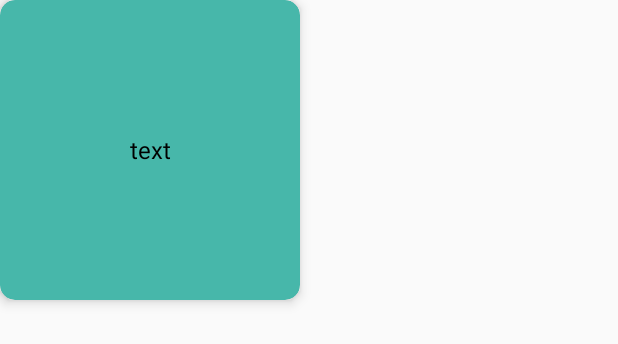
After one commit to zyc2621854/myMenuTest, an Android app: the layout recyclerviewitem2.xml on its own in the app's theme, with its tools: preview values and no code run, on a phone screen of 412 x 824 dp. The commit adds this screen. Shown: the top 344 px of the screen. Run offline under Robolectric (Android 15) with nearby library versions, the phone set to English and light mode, and no system bars.

Commit message:
实现第二个瀑布流界面

```diff
--- a/app/src/main/java/android/kanzz/com/mymenutest/ChooseActivity.java
+++ b/app/src/main/java/android/kanzz/com/mymenutest/ChooseActivity.java
@@ -219,6 +219,11 @@ public class ChooseActivity extends BaseActivity implements View.OnClickListener
                 startActivity(intent7);
                 finish();
                 break;
+            case R.id.activity8:
+                Intent intent8 = new Intent(ChooseActivity.this, Activity8.class);
+                startActivity(intent8);
+                finish();
+                break;
             default:
         }
         return true;
--- /dev/null
+++ b/app/src/main/res/layout/recyclerviewitem2.xml
@@ -0,0 +1,26 @@
+<?xml version="1.0" encoding="utf-8"?>
+
+
+<RelativeLayout xmlns:android="http://schemas.android.com/apk/res/android"
+    xmlns:app="http://schemas.android.com/apk/res-auto"
+    android:layout_width="match_parent"
+    android:layout_height="match_parent">
+    <android.support.v7.widget.CardView
+        android:layout_width="200dp"
+        android:layout_height="200dp"
+        app:cardElevation="5dp"
+        app:cardCornerRadius="10dp"
+        app:cardBackgroundColor="#47b7aa"
+
+        >
+        <TextView
+            android:id="@+id/activity8_tv"
+            android:textColor="#000000"
+            android:textSize="16dp"
+            android:text="text"
+            android:gravity="center"
+            android:clickable="true"
+            android:layout_width="match_parent"
+            android:layout_height="match_parent" />
+    </android.support.v7.widget.CardView>
+</RelativeLayout>
--- a/app/src/main/res/menu/toolbar.xml
+++ b/app/src/main/res/menu/toolbar.xml
@@ -44,4 +44,8 @@
         android:id="@+id/activity7"
         android:title="常用Activity界面1"
         app:showAsAction="never"/>
+    <item
+        android:id="@+id/activity8"
+        android:title="常用Activity界面2"
+        app:showAsAction="never"/>
 </menu>
```
Also changed, not shown: app/src/main/AndroidManifest.xml (+4 -4 lines), app/src/main/java/android/kanzz/com/mymenutest/Activity8.java (added, +46 -0 lines), app/src/main/java/android/kanzz/com/mymenutest/Adapter/Activity8Adapter.java (added, +62 -0 lines), app/src/main/res/layout/activity_8.xml (added, +10 -0 lines), app/src/main/res/layout/recyclerviewitem1.xml (+9 -3 lines), app/src/main/res/layout/recyclerviewitem2a.xml (added, +23 -0 lines).
